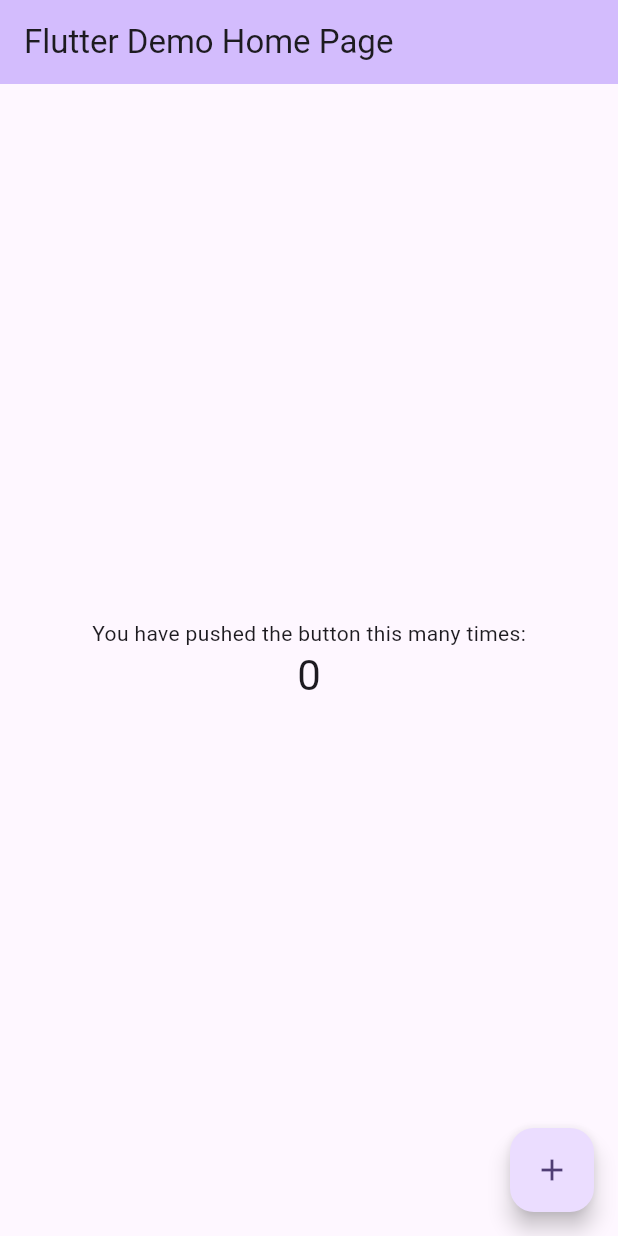
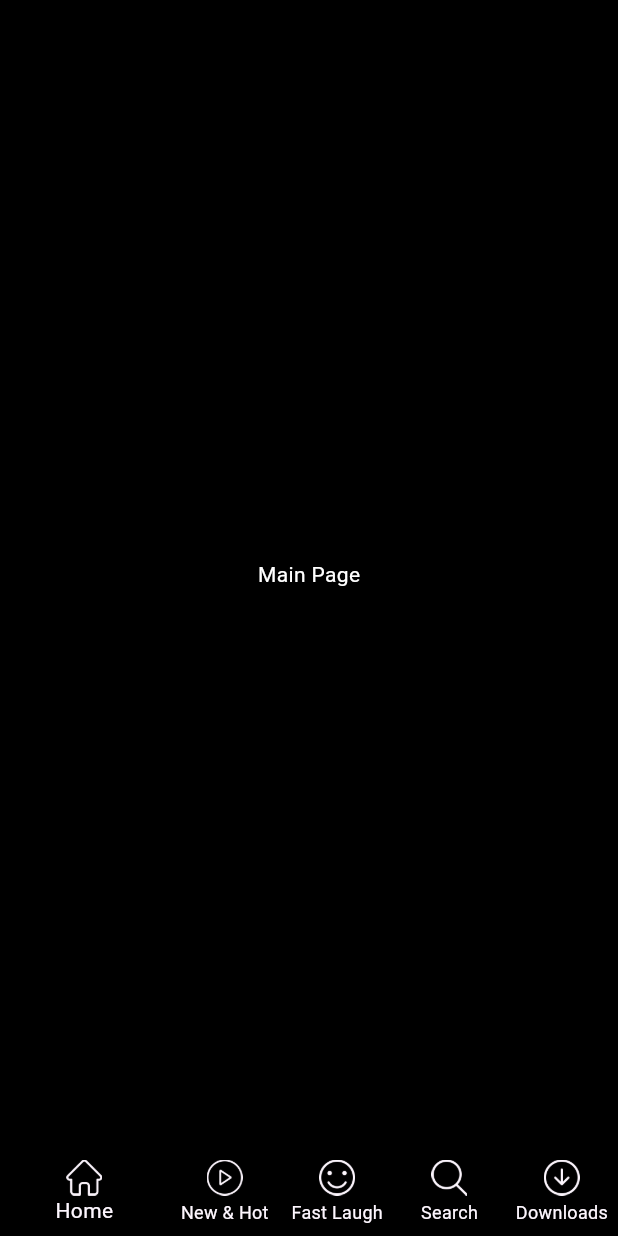
Before and after one commit to robinbaby007/Netflix_flutter, a Flutter app: the screen it shows after launch, on a phone screen of 412 x 824 dp. Run offline on Flutter 3.47's test engine with Material 3 defaults, Android fonts, the phone set to English and light mode, and no system bars.

```diff
--- /dev/null
+++ b/lib/core/colors/colors.dart
@@ -0,0 +1,3 @@
+import 'package:flutter/material.dart';
+
+const backgroundColor = Colors.black;
--- a/lib/main.dart
+++ b/lib/main.dart
@@ -1,4 +1,5 @@
 import 'package:flutter/material.dart';
+import 'package:netflix/presentation/main_page/screen_main_page.dart';
 
 void main() {
   runApp(const MyApp());
@@ -15,40 +16,7 @@ class MyApp extends StatelessWidget {
         colorScheme: ColorScheme.fromSeed(seedColor: Colors.deepPurple),
         useMaterial3: true,
       ),
-      home: const MyHomePage(title: 'Flutter Demo Home Page'),
+      home: const ScreenMainPage(),
     );
   }
 }
-
-class MyHomePage extends StatelessWidget {
-  final String title;
-  const MyHomePage({super.key, required this.title});
-  @override
-  Widget build(BuildContext context) {
-    return Scaffold(
-      appBar: AppBar(
-        backgroundColor: Theme.of(context).colorScheme.inversePrimary,
-        title: Text(title),
-      ),
-      body: Center(
-        child: Column(
-          mainAxisAlignment: MainAxisAlignment.center,
-          children: <Widget>[
-            const Text(
-              'You have pushed the button this many times:',
-            ),
-            Text(
-              '0',
-              style: Theme.of(context).textTheme.headlineMedium,
-            ),
-          ],
-        ),
-      ),
-      floatingActionButton: FloatingActionButton(
-        onPressed: () {},
-        tooltip: 'Increment',
-        child: const Icon(Icons.add),
-      ),
-    );
-  }
-}
--- /dev/null
+++ b/lib/presentation/main_page/screen_main_page.dart
@@ -0,0 +1,23 @@
+import 'package:flutter/material.dart';
+import 'package:netflix/core/colors/colors.dart';
+import 'package:netflix/presentation/main_page/widgets/botton_nav.dart';
+
+class ScreenMainPage extends StatelessWidget {
+  const ScreenMainPage({super.key});
+
+  @override
+  Widget build(BuildContext context) {
+    return const Scaffold(
+      backgroundColor: backgroundColor,
+      body: SafeArea(
+        child: Center(
+          child: Text(
+            'Main Page',
+            style: TextStyle(color: Colors.white),
+          ),
+        ),
+      ),
+      bottomNavigationBar: BottomNav(),
+    );
+  }
+}
--- /dev/null
+++ b/lib/presentation/main_page/widgets/botton_nav.dart
@@ -0,0 +1,51 @@
+import 'package:flutter/material.dart';
+
+class BottomNav extends StatelessWidget {
+  const BottomNav({super.key});
+
+  @override
+  Widget build(BuildContext context) {
+    return Theme(
+      data: Theme.of(context).copyWith(canvasColor: Colors.black),
+      child: BottomNavigationBar(
+         items: getItems(),
+        onTap: (position) {},
+        showSelectedLabels: true,
+        showUnselectedLabels: true,
+      ),
+    );
+  }
+
+  List<BottomNavigationBarItem> getItems() {
+    List<BottomNavigationBarItem> bottomNavigationItems = [
+      const BottomNavigationBarItem(
+          icon: ImageIcon(
+            AssetImage('assets/icons/home.png'),
+          ),
+          label: "Home"),
+      const BottomNavigationBarItem(
+          icon: ImageIcon(
+            AssetImage('assets/icons/play.png'),
+          ),
+          label: "New & Hot"),
+
+      const BottomNavigationBarItem(
+          icon: ImageIcon(
+            AssetImage('assets/icons/smile.png'),
+          ),
+          label: "Fast Laugh"),
+      const BottomNavigationBarItem(
+          icon: ImageIcon(
+            AssetImage('assets/icons/search.png'),
+          ),
+          label: "Search"),
+      const BottomNavigationBarItem(
+          icon: ImageIcon(
+            AssetImage('assets/icons/download.png'),
+          ),
+          label: "Downloads"),
+    ];
+
+    return bottomNavigationItems;
+  }
+}
```
Also changed, not shown: pubspec.yaml (+6 -3 lines), assets/icons/download.png (added), assets/icons/home.png (added), assets/icons/play.png (added), assets/icons/search.png (added), assets/icons/smile.png (added), lib/presentation/downloads/screen/screen_downloads.dart (added).
